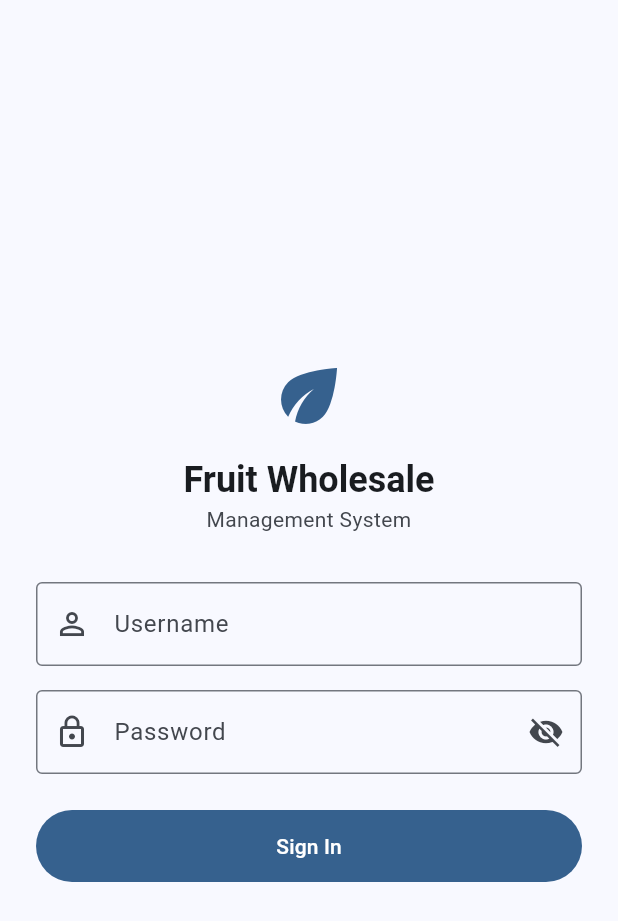
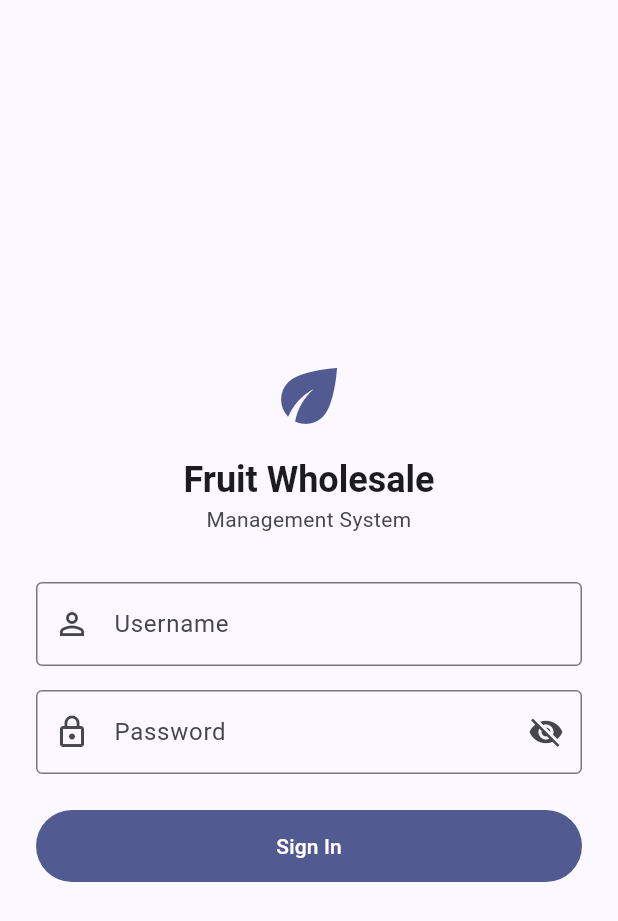
Before and after one commit to ViveK05KV/Harvest, a Flutter app: the screen it shows after launch, on a phone screen of 412 x 824 dp. Shown: the top 921 px of the screen. Run offline on Flutter 3.47's test engine with Material 3 defaults, Android fonts, the phone set to English and light mode, and no system bars; our stand-ins replace flutter_secure_storage, image_picker; accounts and stored records are empty.

Commit message:
style: port TailAdmin theme to Android app (seed color, dark drawer)
Same brand tokens as the web pass (styles.scss): seed color -> brand-500
#465fff, card radius 12 -> 16px with soft shadow instead of an outlined
border. Drawer recolored to the fixed dark #1a2231 sidebar, independent
of the app's own light/dark theme, with a tinted pill for the selected
nav item instead of the default Material selection treatment. Login
screen needs no changes - it already pulls its accent from
colorScheme.primary, so it picks up the new seed automatically.

Verified via `flutter analyze` (clean); no emulator was running so this
wasn't visually confirmed on-device.

Co-Authored-By: Claude Sonnet 5 <noreply@anthropic.com>

```diff
--- a/FruitWholesale.Mobile/lib/core/theme/app_theme.dart
+++ b/FruitWholesale.Mobile/lib/core/theme/app_theme.dart
@@ -1,11 +1,12 @@
 import 'package:flutter/material.dart';
 
-/// Material 3 blue theme matching the web app's `mat.$blue-palette` /
-/// `mat.$orange-palette` (tertiary) configuration in styles.scss.
+/// Material 3 theme matching the web app's TailAdmin-inspired pass in
+/// styles.scss: brand-500 #465fff as the seed color, generous 16px card
+/// radius, soft shadow instead of an outlined border.
 class AppTheme {
   AppTheme._();
 
-  static const _seedColor = Colors.blue;
+  static const _seedColor = Color(0xFF465FFF);
 
   static ThemeData light() {
     final scheme = ColorScheme.fromSeed(
@@ -39,10 +40,10 @@ class AppTheme {
         filled: false,
       ),
       cardTheme: CardThemeData(
-        elevation: 0,
+        elevation: 1,
+        shadowColor: scheme.shadow.withValues(alpha: 0.1),
         shape: RoundedRectangleBorder(
-          borderRadius: BorderRadius.circular(12),
-          side: BorderSide(color: scheme.outlineVariant),
+          borderRadius: BorderRadius.circular(16),
         ),
       ),
       navigationBarTheme: NavigationBarThemeData(
```
Also changed, not shown: FruitWholesale.Mobile/lib/features/home/home_shell.dart (+24 -10 lines).
